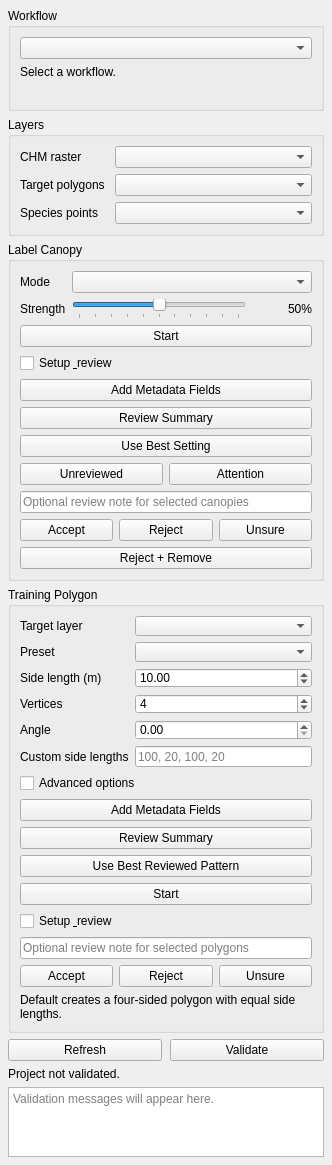
Before: the Qt Designer form forest_labeler_dockwidget_base.ui in sticholas/forestlabeler, drawn with Qt 5.
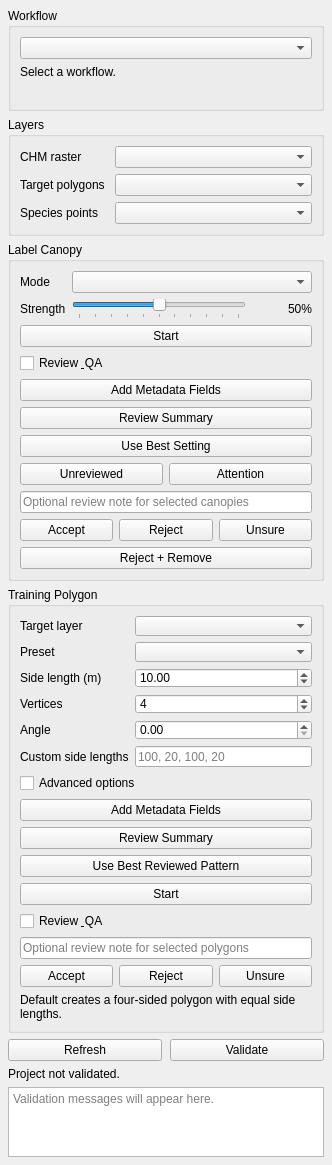
After: the same form once the commit is applied.

What changed in the file:
```diff
--- a/forest_labeler_dockwidget_base.ui
+++ b/forest_labeler_dockwidget_base.ui
@@ -204,7 +204,7 @@
        <item>
         <widget class="QCheckBox" name="canopyReviewToolsCheckBox">
          <property name="text">
-          <string>Setup &amp; review</string>
+          <string>Review &amp; QA</string>
          </property>
         </widget>
        </item>
@@ -440,7 +440,7 @@
        <item>
         <widget class="QCheckBox" name="trainingReviewToolsCheckBox">
          <property name="text">
-          <string>Setup &amp; review</string>
+          <string>Review &amp; QA</string>
          </property>
         </widget>
        </item>
```
